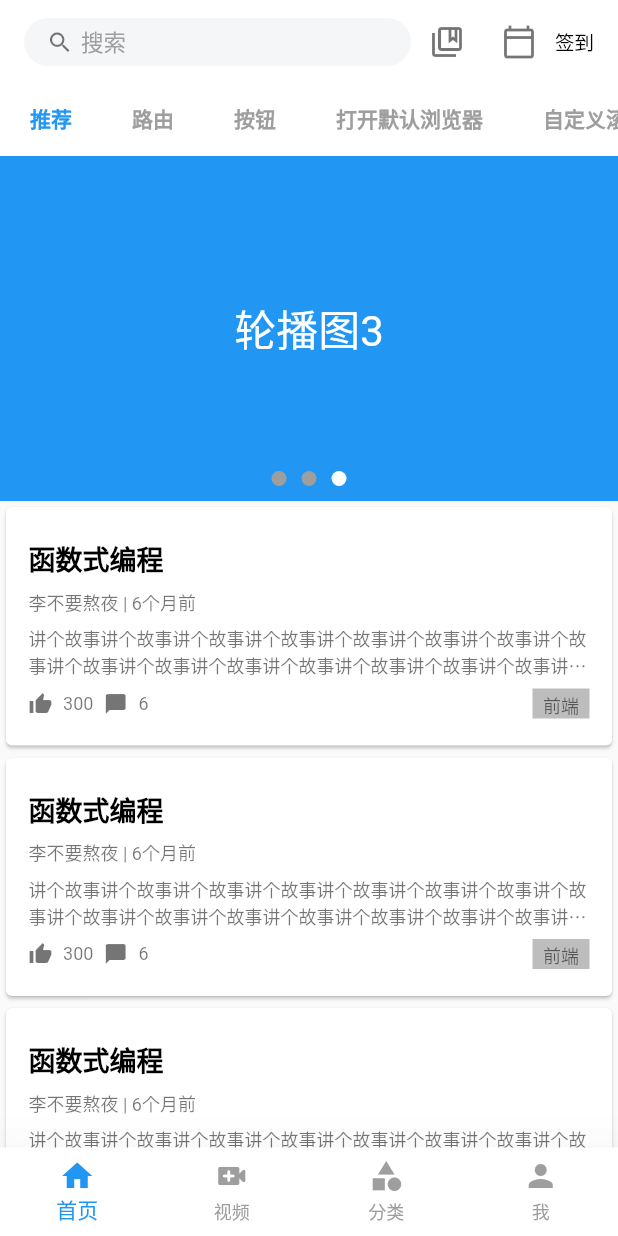
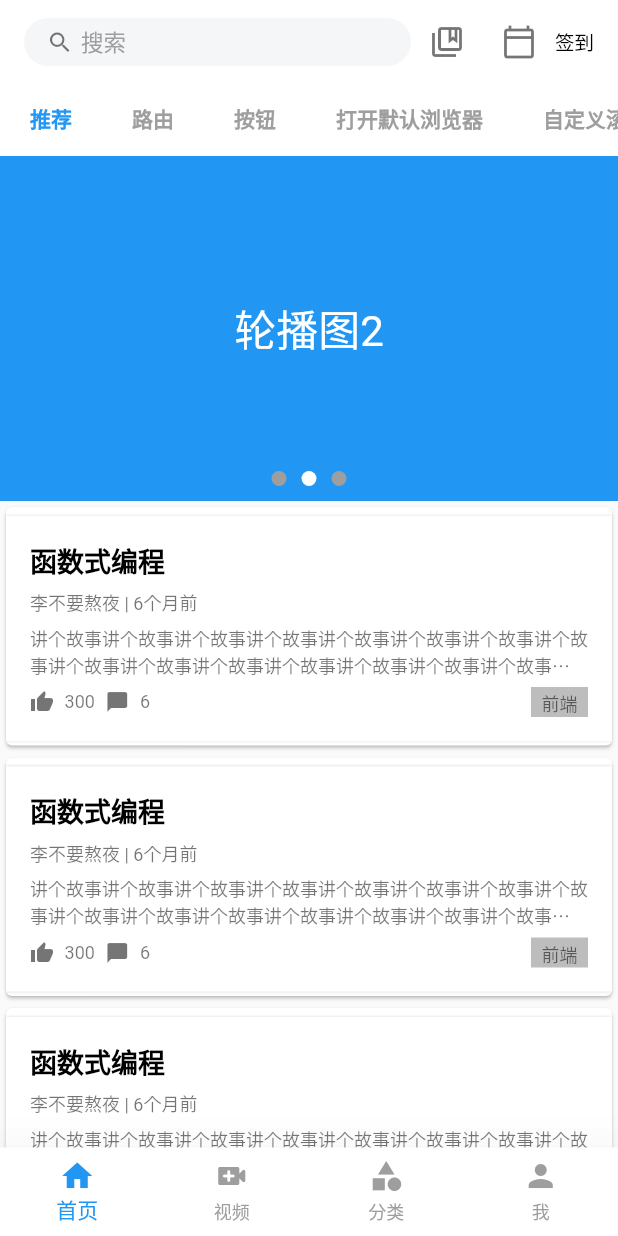
Before and after one commit to miniocean404-flutter/Flutter-Live, a Flutter app: the screen it shows after launch, on a phone screen of 412 x 824 dp. Run offline on Flutter 3.47's test engine with Material 2 defaults, Android fonts, the phone set to English and light mode, and no system bars; our stand-ins replace dio, fluro, flutter_easyrefresh, flutter_screenutil, fluttertoast, image_picker and 3 more; missing offline and left inert: alltv; network calls fail.

Commit message:
修改请求配置

```diff
--- a/lib/components/business/ArticleIntroduction.dart
+++ b/lib/components/business/ArticleIntroduction.dart
@@ -39,9 +39,9 @@ class ArticleIntroduction extends Params {
 
   @override
   Widget build(BuildContext context) {
-    return Card(
-      child: InkWell(
-        onTap: () {},
+    return InkWell(
+      onTap: () {},
+      child: Card(
         child: Container(
           width: double.infinity,
           height: 150,
@@ -50,14 +50,14 @@ class ArticleIntroduction extends Params {
           decoration: BoxDecoration(
             color: Colors.white,
             borderRadius: BorderRadius.all(Radius.circular(0)),
-            // border: Border.all(width: 1, style: BorderStyle.none),
-            // boxShadow: [
-            //   BoxShadow(
-            //     spreadRadius: 0.2,
-            //     blurRadius: 1,
-            //     color: Colors.grey[300] as Color,
-            //   ),
-            // ],
+            border: Border.all(width: 1, style: BorderStyle.none),
+            boxShadow: [
+              BoxShadow(
+                spreadRadius: 0.2,
+                blurRadius: 1,
+                color: Colors.grey[300] as Color,
+              ),
+            ],
           ),
           child: ContentInfo<String>(
             title: this.title,
--- a/lib/components/common/video/Video_Main.dart
+++ b/lib/components/common/video/Video_Main.dart
@@ -1,4 +1,5 @@
 import 'dart:io';
+import 'package:flutter/cupertino.dart';
 import 'package:flutter/material.dart';
 import 'package:video_player/video_player.dart';
 import 'package:wakelock/wakelock.dart';
@@ -50,7 +51,7 @@ class _VideoUiMainState extends State<VideoMain> {
   late double containerHeight;
   late bool _isFullScreen;
   // 可调用子widget数据
-  final GlobalKey<VideoUiState> videoUiKey = GlobalKey<VideoUiState>();
+  // final GlobalKey<VideoUiState> videoUiKey = GlobalKey<VideoUiState>();
   // Size get _window => MediaQueryData.fromWindow(window).size;
 
   @override
--- a/lib/components/common/video/Video_Share_Widget.dart
+++ b/lib/components/common/video/Video_Share_Widget.dart
@@ -18,6 +18,7 @@ class VideoShareWidget extends InheritedWidget {
 
   //定义一个便捷方法，方便子树中的widget获取共享数据
   static VideoShareWidget? of(BuildContext context) {
+    //  return context.getElementForInheritedWidgetOfExactType<VideoShareWidget>().widget; 发生变化时候不调用其didChangeDependencies()
     return context.dependOnInheritedWidgetOfExactType<VideoShareWidget>();
   }
 
--- a/lib/http/http_exception.dart
+++ b/lib/http/http_exception.dart
@@ -35,15 +35,15 @@ class HttpException implements Exception {
           case 403:
             return HttpException(code: statusCode, msg: '服务器拒绝执行');
           case 404:
-            return HttpException(code: statusCode, msg: '无法连接服务器');
+            return HttpException(code: statusCode, msg: '找不到地址');
+          case 405:
+            return HttpException(code: statusCode, msg: '不支持HTTP协议请求');
           case 500:
             return HttpException(code: statusCode, msg: '服务器内部错误');
           case 502:
             return HttpException(code: statusCode, msg: '无效的请求');
           case 503:
             return HttpException(code: statusCode, msg: '服务器挂了');
-          case 505:
-            return HttpException(code: statusCode, msg: '不支持HTTP协议请求');
           default:
             return HttpException(
               code: statusCode,
--- a/lib/http/http_interceptor.dart
+++ b/lib/http/http_interceptor.dart
@@ -1,5 +1,4 @@
 import 'package:dio/dio.dart';
-
 import 'http_exception.dart';
 
 // 自定义拦截器
--- a/lib/main.dart
+++ b/lib/main.dart
@@ -3,10 +3,10 @@ import 'package:flutter/material.dart';
 import 'package:my_app/route/routers.dart'; // 路由
 import 'package:my_app/theme/StateBarAndVirtualKey.dart'; // 状态栏
 import 'package:my_app/theme/theme.dart'; // 主题
-import 'package:flutter_screenutil/flutter_screenutil.dart';
+
+import 'package:flutter_screenutil/flutter_screenutil.dart'; // 屏幕适配
 
 // import 'local/AppLocalizationsDelegate.dart';
-final GlobalKey<NavigatorState> navigatorKey = new GlobalKey<NavigatorState>();
 
 void main() {
   // 获取当前环境
@@ -36,7 +36,6 @@ class MyApp extends StatelessWidget {
         darkTheme: darkTheme(), //黑暗模式的主题
         initialRoute: Routers.startPage,
         onGenerateRoute: Routers.router.generator,
-        navigatorKey: navigatorKey,
         // // 国际化支持的语言
         // supportedLocales: [
         //   const Locale('zh'),
--- a/lib/theme/theme.dart
+++ b/lib/theme/theme.dart
@@ -2,29 +2,31 @@ import 'package:flutter/material.dart';
 import './WaterRipple.dart';
 import './color.dart';
 
+// 全局主题配置
 class ColorSchemeConfig {
   static ColorScheme colorScheme({mode = Brightness.light}) {
     return ColorScheme(
       brightness: mode,
+      // 脚手架上面标题等主要颜色(包括文本按钮的颜色,旋转指示器)
       primary: AppColor.backgroundColor,
-      // 脚手架上面标题等主要颜色(包括文本按钮的颜色)
+      // 黑暗主题的主色调
       primaryVariant: Colors.black,
-      // 黑暗主题的主色调
+      // 一种强调色，，有选定行时PaginatedDataTable标题的颜色（水波纹、浮动按钮）
+
       secondary: Colors.blue,
-      // 一种强调色，，有选定行时PaginatedDataTable标题的颜色（水波纹、浮动按钮）
       secondaryVariant: AppColor.selectColor,
-      //
+
+      //小部件的背景色 如:card appbar
       surface: Colors.transparent,
-      //小部件的背景色 如:card appbar
+      //可滚动内容后面的颜色
       background: Colors.green,
-      //可滚动内容后面的颜色
+      //用于输入验证错误的颜色，例如:InputDecoration.errorText
       error: Colors.red,
-      //用于输入验证错误的颜色，例如:InputDecoration.errorText
 
+      //(按钮、AppBar) 在主色调上绘制清晰易读的字体颜色
       onPrimary: Colors.black,
-      //  (按钮、AppBar) 在主色调上绘制清晰易读的字体颜色
+      //在secondary上绘制清晰易读的颜色
       onSecondary: Colors.white,
-      //在secondary上绘制清晰易读的颜色
       onSurface: AppColor.backgroundColor,
       onBackground: Colors.blue,
       onError: Colors.red,
@@ -37,8 +39,8 @@ ThemeData themeColor() {
     // platform: TargetPlatform.iOS, //启动时候的平台模式，打包还是原来的模式
     // 用于去除水波纹
     // splashColor: Colors.transparent,
-    highlightColor: Colors.transparent,
-    splashFactory: const NoSplashFactory(),
+    // highlightColor: Colors.transparent,
+    // splashFactory: const NoSplashFactory(),
 
     //用于materia应用程序或app内页面的背景色
     // scaffoldBackgroundColor: _backgroundColor,
@@ -103,6 +105,10 @@ ThemeData themeColor() {
         shape: MaterialStateProperty.all(StadiumBorder()),
       ),
     ),
+    // * 进度指示器主题
+    progressIndicatorTheme: ProgressIndicatorThemeData(
+      color: Colors.blue,
+    ),
   );
 }
 
--- a/lib/views/customVideo.dart
+++ b/lib/views/customVideo.dart
@@ -1,3 +1,4 @@
+import 'package:flutter/cupertino.dart';
 import 'package:flutter/material.dart';
 import 'package:my_app/components/common/video/Video_Main.dart';
 
@@ -12,6 +13,7 @@ class CustomVideo extends StatefulWidget {
 class _CustomVideoState extends State<CustomVideo> {
   final videoString =
       'https://vd3.bdstatic.com/mda-mgkenk4wz2neyci5/hd/cae_h264_clips/1626863811102095828/mda-mgkenk4wz2neyci5.mp4?auth_key=1632297608-0-0-4916a294a8c74c60453df0766e205e51&bcevod_channel=searchbox_feed&pd=1&pt=3&abtest=';
+
   @override
   Widget build(BuildContext context) {
     return Scaffold(
--- a/lib/views/home/TabPage/Recommend.dart
+++ b/lib/views/home/TabPage/Recommend.dart
@@ -69,6 +69,10 @@ class _RecommendState extends State<Recommend> {
     );
   }
 
+  Future<String> mockNetworkData() async {
+    return Future.delayed(Duration(seconds: 2), () => "我是从互联网上获取的数据");
+  }
+
   @override
   Widget build(BuildContext context) {
     return RefreshIndicator(
@@ -77,7 +81,17 @@ class _RecommendState extends State<Recommend> {
       color: Colors.blue, //指示器颜色，默认ThemeData.accentColor
       notificationPredicate:
           defaultScrollNotificationPredicate, //是否应处理滚动通知的检查（是否通知下拉刷新动作）
-      child: ListView.builder(
+      child: FutureBuilder<String>(
+        future: mockNetworkData(),
+        builder: (BuildContext context, AsyncSnapshot snapshot) {
+          // 请求已结束
+          if (snapshot.connectionState == ConnectionState.done) {
+            if (snapshot.hasError) {
+              // 请求失败，显示错误
+              return Text("Error: ${snapshot.error}");
+            } else {
+              // 请求成功，显示数据
+              return ListView.builder(
                 itemCount: introduction.length,
                 controller: _controller,
                 itemBuilder: (BuildContext context, int index) {
@@ -92,6 +106,15 @@ class _RecommendState extends State<Recommend> {
                           type: this.introduction[index]['type'],
                         );
                 },
+              );
+            }
+          } else {
+            // 请求未结束，显示loading
+            return Center(
+              child: CircularProgressIndicator(),
+            );
+          }
+        },
       ),
     );
   }
--- a/pubspec.yaml
+++ b/pubspec.yaml
@@ -46,7 +46,7 @@ dependencies:
   flutter_easyrefresh: ^2.2.1 # 拉刷新或者上拉加载插件
   cached_network_image: ^3.1.0 # 缓存图片
   wakelock: ^0.5.6 # 控制屏幕常亮
-  # fijkplayer: ^0.10.0 # 哔哩哔哩开源的原生视频播放器 ijkplayer 被封装到flutter
+  fijkplayer: ^0.10.0 # 哔哩哔哩开源的原生视频播放器 ijkplayer 被封装到flutter
   flutter:
     sdk: flutter
 
```
Also changed, not shown: lib/components/common/video/Video_Control.dart (+10 -21 lines), lib/components/common/video/Video_UI.dart (+54 -25 lines), lib/http/api/api.dart (added, +122 -0 lines), lib/http/http_request.dart (+3 -4 lines), pubspec.lock, 1 other file. Lines whose indentation alone changed are shown as unchanged.
